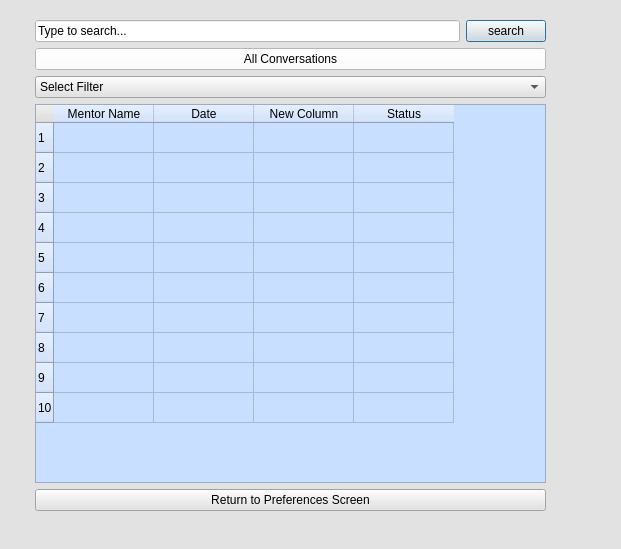
This is ui/mentor_interview.ui in NeslihanCanbaz/CRM_project as Qt 5 draws it before an edit. The edited form follows.
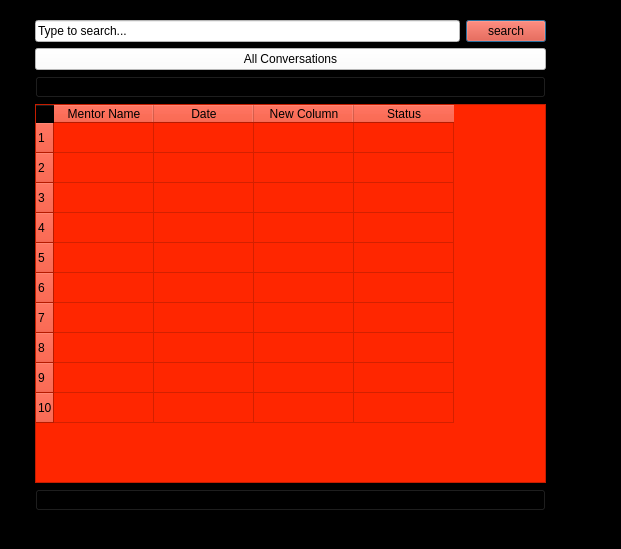
This is the edited form.

The edit to the form file:
```diff
--- a/ui/mentor_interview.ui
+++ b/ui/mentor_interview.ui
@@ -14,7 +14,7 @@
    <string>Dialog</string>
   </property>
   <property name="styleSheet">
-   <string notr="true">background-color: rgb(226, 226, 226);</string>
+   <string notr="true">background-color:rgb(0, 0, 0)</string>
   </property>
   <widget class="QWidget" name="layoutWidget">
    <property name="geometry">
@@ -44,6 +44,9 @@
           </item>
           <item>
            <widget class="QPushButton" name="searchButton">
+            <property name="styleSheet">
+             <string notr="true">background-color:rgb(255, 38, 0)</string>
+            </property>
             <property name="text">
              <string>search</string>
             </property>
@@ -98,7 +101,8 @@
       <item>
        <widget class="QTableWidget" name="mentorInterviewTable">
         <property name="styleSheet">
-         <string notr="true">background-color: rgb(201, 223, 255);</string>
+         <string notr="true">background-color:
+rgb(255, 38, 0)</string>
         </property>
         <property name="rowCount">
          <number>10</number>
```
